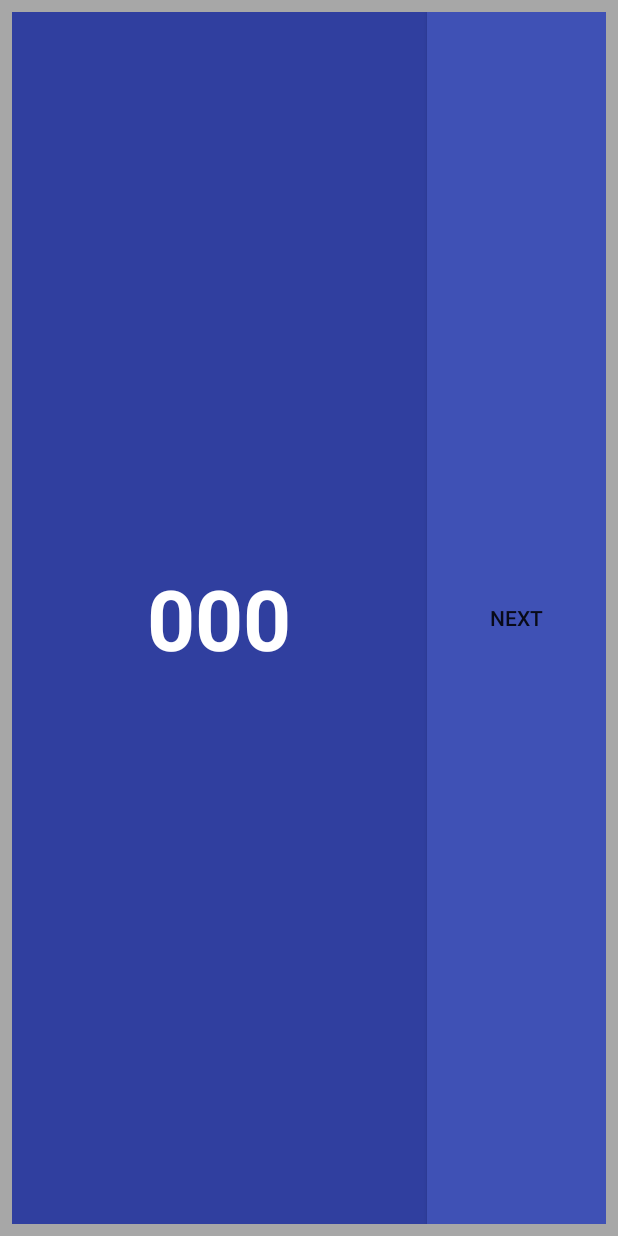
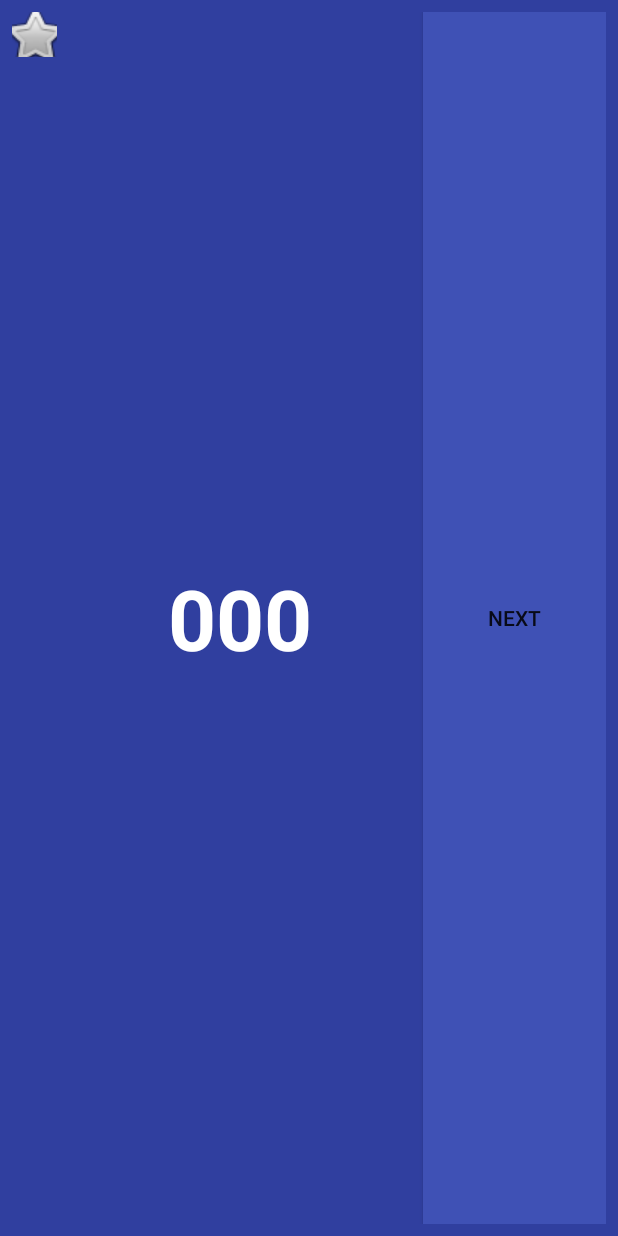
Before and after one commit to ithix06/simpleflashcardwidget, an Android app: the layout simple_widget.xml on its own in the app's theme, with its tools: preview values and no code run, on a phone screen of 412 x 824 dp. Run offline under Robolectric (Android 15) with nearby library versions, the phone set to English and light mode, and no system bars.

Commit message:
adding star

```diff
--- /dev/null
+++ b/app/src/main/res/drawable/star.xml
@@ -0,0 +1,10 @@
+<?xml version="1.0" encoding="utf-8"?>
+<selector xmlns:android="http://schemas.android.com/apk/res/android">
+    <item android:state_pressed="true"
+        android:drawable="@drawable/staron" /> <!-- pressed -->
+    <item android:state_focused="true"
+        android:drawable="@drawable/staron" /> <!-- focused -->
+    <item android:state_hovered="true"
+        android:drawable="@drawable/staron" /> <!-- hovered -->
+    <item android:drawable="@drawable/staroff" /> <!-- default -->
+</selector>
--- a/app/src/main/res/layout/simple_widget.xml
+++ b/app/src/main/res/layout/simple_widget.xml
@@ -4,13 +4,27 @@
     android:layout_width="match_parent"
     android:layout_height="match_parent"
     android:padding="@dimen/widget_margin"
-    android:background="#55000000">
+    android:background="@color/colorPrimaryDark">
+
+    <!--<CheckBox android:id="@+id/CheckBox01"
+        android:layout_width="0dp"
+        android:layout_weight=".1"
+        android:background="@color/colorPrimaryDark"
+        android:layout_height="match_parent"
+        android:checked="false"/>-->
+
+    <ImageButton
+        android:id="@+id/toggleStar"
+        android:layout_width="30dp"
+        android:layout_height="30dp"
+        android:src="@drawable/star"
+        android:background="@color/colorPrimaryDark"/>
 
     <TextView
         android:id="@+id/textView"
         android:layout_width="0dp"
         android:layout_height="match_parent"
-        android:layout_weight=".7"
+        android:layout_weight=".6"
         android:gravity="center"
         android:text="000"
         android:textColor="#ffffff"
@@ -24,6 +38,6 @@
         android:layout_height="match_parent"
         android:layout_weight=".3"
         android:text="Next"
-        android:background="@color/colorPrimary"/>/>
+        android:background="@color/colorPrimary"/>
 
 </LinearLayout>
```
Also changed, not shown: app/src/main/java/focus/flashcardwidget/Flashcard.java (+31 -1 lines), app/src/main/java/focus/flashcardwidget/SimpleWidgetProvider.java (+106 -3 lines), app/src/main/res/drawable/staroff.png (added), app/src/main/res/drawable/staron.png (added).
